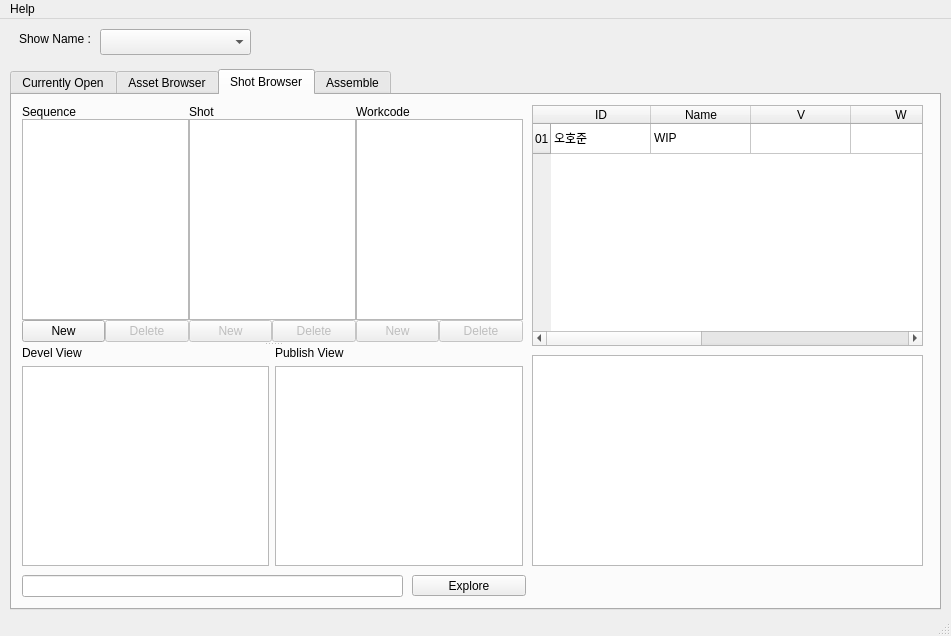
Old version of the form ui/dev_ipipeline_GUI01.ui in the repository onetera/ip_ilsan.
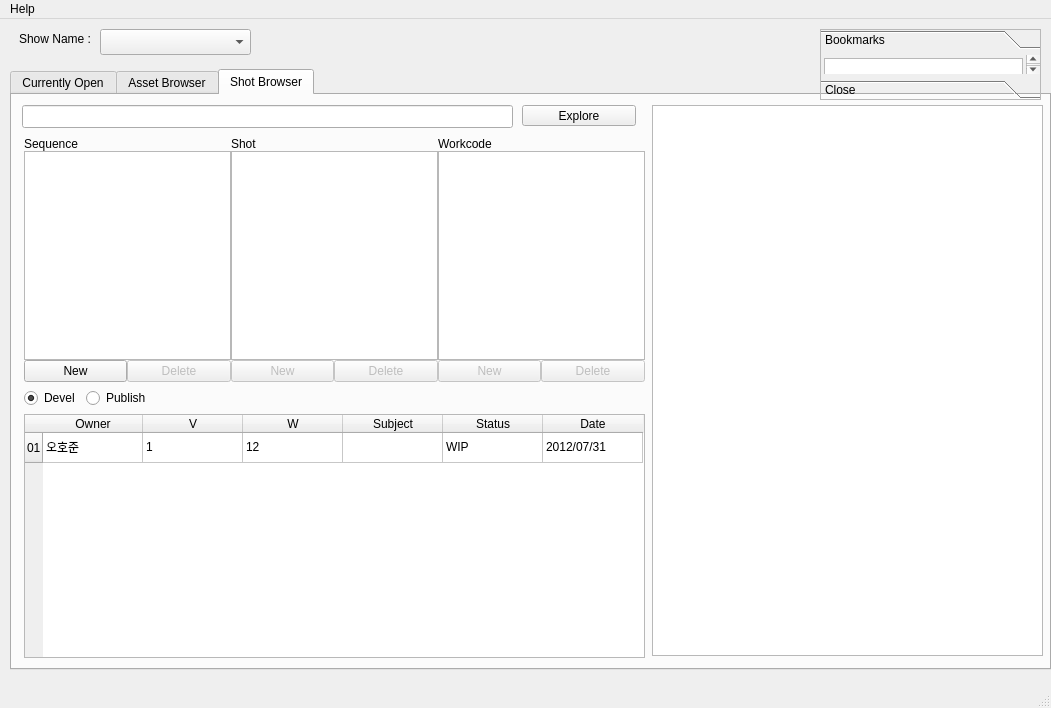
New version of the form. The open tabs and pages were chosen to show the change.

Patch:
```diff
--- a/ui/dev_ipipeline_GUI01.ui
+++ b/ui/dev_ipipeline_GUI01.ui
@@ -6,8 +6,8 @@
    <rect>
     <x>0</x>
     <y>0</y>
-    <width>951</width>
-    <height>636</height>
+    <width>1051</width>
+    <height>708</height>
    </rect>
   </property>
   <property name="windowTitle">
@@ -45,8 +45,8 @@
      <rect>
       <x>10</x>
       <y>50</y>
-      <width>931</width>
-      <height>541</height>
+      <width>1041</width>
+      <height>601</height>
      </rect>
     </property>
     <property name="currentIndex">
@@ -1059,29 +1059,53 @@
      <widget class="QTextEdit" name="shotCommentField">
       <property name="geometry">
        <rect>
-        <x>520</x>
-        <y>260</y>
+        <x>640</x>
+        <y>10</y>
         <width>391</width>
-        <height>211</height>
+        <height>551</height>
        </rect>
       </property>
       <property name="readOnly">
        <bool>true</bool>
       </property>
      </widget>
-     <widget class="QSplitter" name="splitter_shot">
+     <widget class="QLineEdit" name="shotLocationField">
       <property name="geometry">
        <rect>
         <x>10</x>
         <y>10</y>
-        <width>501</width>
-        <height>461</height>
+        <width>491</width>
+        <height>23</height>
        </rect>
       </property>
-      <property name="orientation">
-       <enum>Qt::Vertical</enum>
+      <property name="readOnly">
+       <bool>true</bool>
       </property>
-      <widget class="QWidget" name="layoutWidget">
+     </widget>
+     <widget class="QPushButton" name="exploreShotButton">
+      <property name="geometry">
+       <rect>
+        <x>510</x>
+        <y>10</y>
+        <width>114</width>
+        <height>21</height>
+       </rect>
+      </property>
+      <property name="text">
+       <string>Explore</string>
+      </property>
+     </widget>
+     <widget class="QWidget" name="">
+      <property name="geometry">
+       <rect>
+        <x>12</x>
+        <y>42</y>
+        <width>621</width>
+        <height>521</height>
+       </rect>
+      </property>
+      <layout class="QGridLayout" name="gridLayout_2">
+       <item row="0" column="0">
        <layout class="QHBoxLayout">
         <property name="spacing">
          <number>0</number>
@@ -1211,55 +1235,46 @@
          </layout>
         </item>
        </layout>
-      </widget>
-      <widget class="QWidget" name="layoutWidget_2">
-       <layout class="QGridLayout">
-        <property name="margin">
-         <number>0</number>
-        </property>
-        <property name="spacing">
-         <number>6</number>
-        </property>
-        <item row="0" column="0">
-         <widget class="QLabel" name="label_29">
-          <property name="text">
-           <string>Devel View</string>
-          </property>
-         </widget>
-        </item>
-        <item row="0" column="1">
-         <widget class="QLabel" name="label_30">
-          <property name="text">
-           <string>Publish View</string>
-          </property>
-         </widget>
         </item>
         <item row="1" column="0">
-         <widget class="QListWidget" name="shotDevelList">
-          <property name="contextMenuPolicy">
-           <enum>Qt::CustomContextMenu</enum>
-          </property>
-         </widget>
-        </item>
-        <item row="1" column="1">
-         <widget class="QListWidget" name="shotPublishList">
-          <property name="contextMenuPolicy">
-           <enum>Qt::CustomContextMenu</enum>
+        <layout class="QHBoxLayout" name="horizontalLayout">
+         <item>
+          <widget class="QRadioButton" name="radioButton">
+           <property name="layoutDirection">
+            <enum>Qt::LeftToRight</enum>
+           </property>
+           <property name="text">
+            <string>Devel</string>
+           </property>
+           <property name="checked">
+            <bool>true</bool>
+           </property>
+          </widget>
+         </item>
+         <item>
+          <widget class="QRadioButton" name="radioButton_2">
+           <property name="text">
+            <string>Publish</string>
           </property>
          </widget>
         </item>
-       </layout>
-      </widget>
-     </widget>
+         <item>
+          <spacer name="horizontalSpacer">
+           <property name="orientation">
+            <enum>Qt::Horizontal</enum>
+           </property>
+           <property name="sizeHint" stdset="0">
+            <size>
+             <width>40</width>
+             <height>20</height>
+            </size>
+           </property>
+          </spacer>
+         </item>
+        </layout>
+       </item>
+       <item row="2" column="0">
      <widget class="QTableWidget" name="shotHistoryTable">
-      <property name="geometry">
-       <rect>
-        <x>520</x>
-        <y>10</y>
-        <width>391</width>
-        <height>241</height>
-       </rect>
-      </property>
       <property name="editTriggers">
        <set>QAbstractItemView::NoEditTriggers</set>
       </property>
@@ -1273,12 +1288,7 @@
       </row>
       <column>
        <property name="text">
-        <string>ID</string>
-       </property>
-      </column>
-      <column>
-       <property name="text">
-        <string>Name</string>
+           <string>Owner</string>
        </property>
       </column>
       <column>
@@ -1313,45 +1323,106 @@
       </item>
       <item row="0" column="1">
        <property name="text">
-        <string>WIP</string>
+           <string>1</string>
        </property>
       </item>
       <item row="0" column="2">
        <property name="text">
-        <string/>
-       </property>
-      </item>
-     </widget>
-     <widget class="QLineEdit" name="shotLocationField">
+           <string>12</string>
+          </property>
+         </item>
+         <item row="0" column="4">
+          <property name="text">
+           <string>WIP</string>
+          </property>
+         </item>
+         <item row="0" column="5">
+          <property name="text">
+           <string>2012/07/31</string>
+          </property>
+         </item>
+        </widget>
+       </item>
+      </layout>
+     </widget>
+    </widget>
+   </widget>
+   <widget class="QToolBox" name="bookmark_toolBox">
       <property name="geometry">
        <rect>
-        <x>10</x>
-        <y>480</y>
-        <width>381</width>
-        <height>22</height>
-       </rect>
-      </property>
-      <property name="readOnly">
-       <bool>true</bool>
-      </property>
-     </widget>
-     <widget class="QPushButton" name="exploreShotButton">
+      <x>820</x>
+      <y>10</y>
+      <width>221</width>
+      <height>71</height>
+     </rect>
+    </property>
+    <property name="layoutDirection">
+     <enum>Qt::LeftToRight</enum>
+    </property>
+    <property name="frameShape">
+     <enum>QFrame::StyledPanel</enum>
+    </property>
+    <property name="frameShadow">
+     <enum>QFrame::Sunken</enum>
+    </property>
+    <property name="lineWidth">
+     <number>5</number>
+    </property>
+    <property name="currentIndex">
+     <number>1</number>
+    </property>
+    <property name="tabSpacing">
+     <number>6</number>
+    </property>
+    <widget class="QWidget" name="Bookmarks">
       <property name="geometry">
        <rect>
-        <x>400</x>
-        <y>480</y>
-        <width>114</width>
-        <height>21</height>
-       </rect>
-      </property>
+       <x>0</x>
+       <y>0</y>
+       <width>204</width>
+       <height>121</height>
+      </rect>
+     </property>
+     <attribute name="label">
+      <string notr="true">Bookmarks</string>
+     </attribute>
+     <layout class="QGridLayout" name="gridLayout">
+      <property name="margin">
+       <number>3</number>
+      </property>
+      <property name="spacing">
+       <number>2</number>
+      </property>
+      <item row="1" column="0">
+       <widget class="QPushButton" name="addBookmark_btn">
       <property name="text">
-       <string>Explore</string>
-      </property>
-     </widget>
-    </widget>
-    <widget class="QWidget" name="tab_4">
-     <attribute name="title">
-      <string>Assemble</string>
+         <string>Add</string>
+        </property>
+       </widget>
+      </item>
+      <item row="1" column="1">
+       <widget class="QPushButton" name="delBookmark_btn">
+        <property name="text">
+         <string>Del</string>
+        </property>
+       </widget>
+      </item>
+      <item row="0" column="0" colspan="2">
+       <widget class="QListWidget" name="bookmak_list"/>
+      </item>
+     </layout>
+    </widget>
+    <widget class="QWidget" name="page_2">
+     <property name="geometry">
+      <rect>
+       <x>0</x>
+       <y>0</y>
+       <width>219</width>
+       <height>19</height>
+      </rect>
+     </property>
+     <attribute name="label">
+      <string>Close</string>
      </attribute>
     </widget>
    </widget>
@@ -1361,8 +1432,8 @@
     <rect>
      <x>0</x>
      <y>0</y>
-     <width>951</width>
-     <height>21</height>
+     <width>1051</width>
+     <height>27</height>
     </rect>
    </property>
    <widget class="QMenu" name="menuFile">
```
Lines whose indentation alone changed are shown as unchanged.
